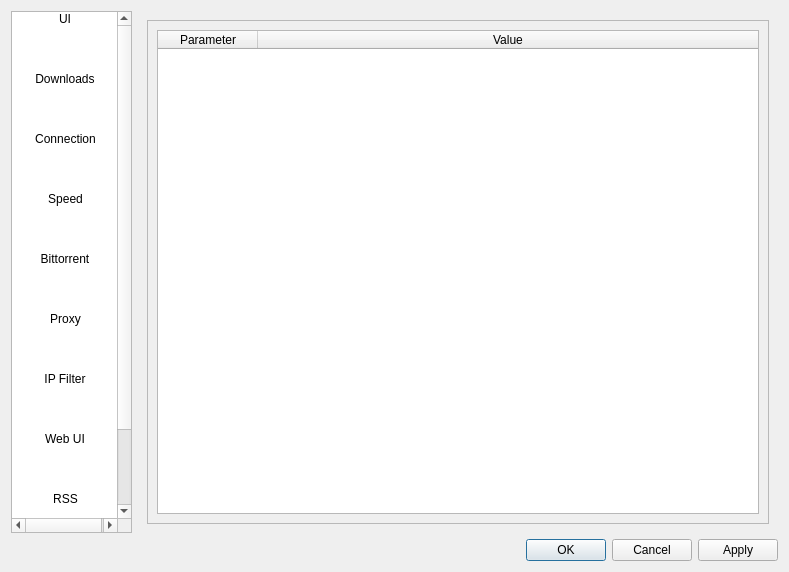
Qt form src/ui/options.ui (SysAdminDoc/qBittorrent-Vanced) before a commit.
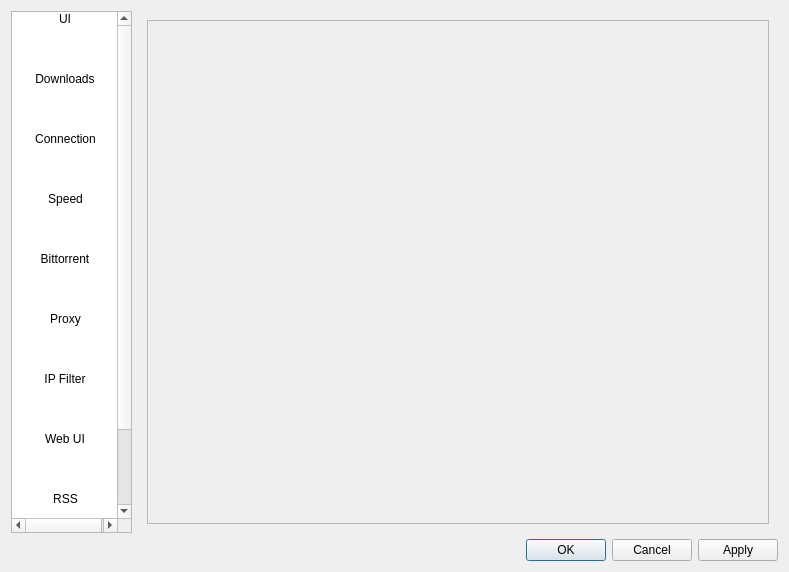
The same form after that commit. The open tabs and pages were chosen to show the change. Icons and pictures are not drawn.

Commit message: - Did not mean to commit that

Diff of the .ui file:
```diff
--- a/src/ui/options.ui
+++ b/src/ui/options.ui
@@ -3056,28 +3056,7 @@
               <height>490</height>
              </rect>
             </property>
-            <layout class="QVBoxLayout" name="verticalLayout_36">
-             <item>
-              <widget class="QTableWidget" name="tableWidget">
-               <attribute name="horizontalHeaderStretchLastSection">
-                <bool>true</bool>
-               </attribute>
-               <attribute name="horizontalHeaderStretchLastSection">
-                <bool>true</bool>
-               </attribute>
-               <column>
-                <property name="text">
-                 <string>Parameter</string>
-                </property>
-               </column>
-               <column>
-                <property name="text">
-                 <string>Value</string>
-                </property>
-               </column>
-              </widget>
-             </item>
-            </layout>
+            <layout class="QVBoxLayout" name="verticalLayout_36"/>
            </widget>
           </widget>
          </item>
```
Left out of the diff: 2 changed lines with no effect on the pictures.
